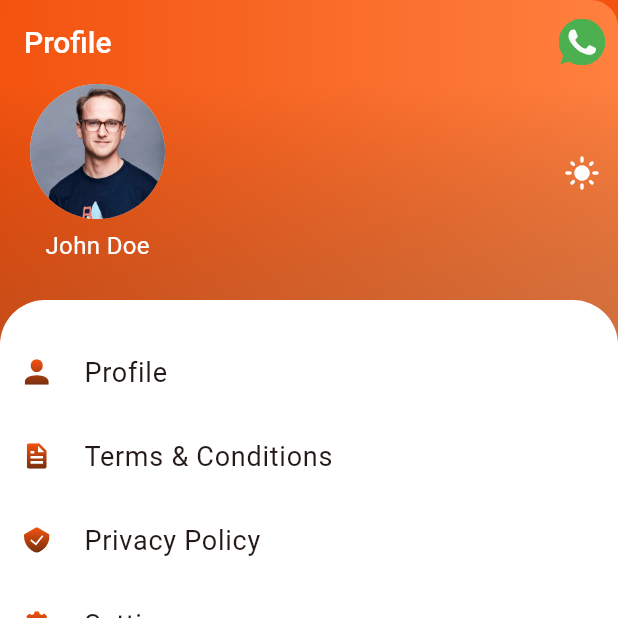
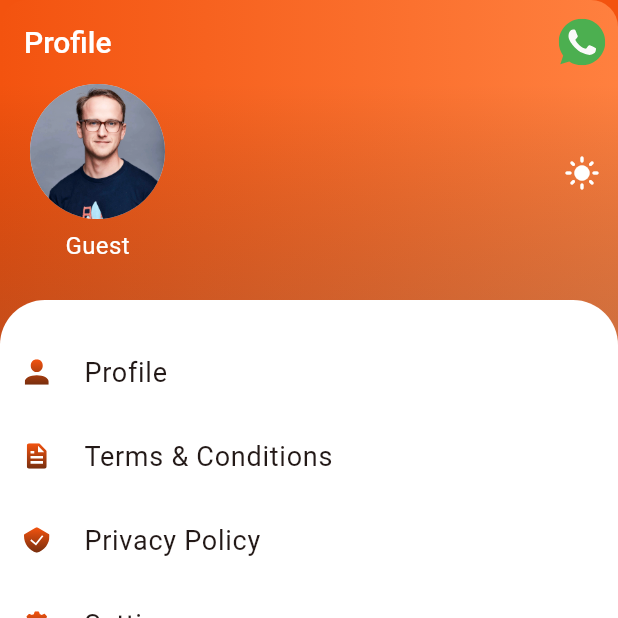
Before and after one commit to jayantaex/Excellis-Travel, a Flutter app: the BottomNavigationScreen screen opened by its route, item 4 of the bottom bar chosen, on a phone screen of 412 x 824 dp, the top half of it. Run offline on Flutter 3.47's test engine with Material 3 defaults, Android fonts, the phone set to English and light mode, and no system bars; our stand-ins replace bloc, dio, equatable, firebase_messaging, flutter_bloc, flutter_local_notifications and 8 more; missing offline and left inert: barcode, razorpay_flutter, ticket_widget; accounts and stored records are empty; network calls fail.

Commit message:
profile loading and UI

```diff
--- a/lib/features/bottom_navigation/presentation/screens/bottom_navigation.dart
+++ b/lib/features/bottom_navigation/presentation/screens/bottom_navigation.dart
@@ -14,7 +14,6 @@ import '../../../profile_management/presentation/screens/my_profile_screen.dart'
 import '../../../ticket/presentation/screens/ticket_screen.dart';
 import '../../../wish_list/presentation/screens/wish_list_screen.dart';
 import '../widgets/app_button_nav.dart';
-import '../widgets/bottom_navigation_loading.dart';
 
 class BottomNavigationScreen extends StatefulWidget {
   const BottomNavigationScreen({super.key});
@@ -25,7 +24,7 @@ class BottomNavigationScreen extends StatefulWidget {
 
 class _BottomNavigationScreenState extends State<BottomNavigationScreen> {
   int _currentIndex = 0;
-  bool isLoading = false;
+  bool isLoading = true;
   final List<Widget> _screens = [
     const FlightSearchScreen(),
     TicketScreen(),
@@ -47,6 +46,8 @@ class _BottomNavigationScreenState extends State<BottomNavigationScreen> {
             }
           }
         }
+        isLoading = false;
+        setState(() {});
       }
     });
     super.initState();
@@ -54,9 +55,7 @@ class _BottomNavigationScreenState extends State<BottomNavigationScreen> {
 
   @override
   Widget build(BuildContext context) {
-    return isLoading
-        ? const BottomNavigationLoading()
-        : PopScope(
+    return PopScope(
       canPop: false,
       onPopInvokedWithResult: (didPop, result) async {
         log('didPop $didPop');
@@ -83,9 +82,17 @@ class _BottomNavigationScreenState extends State<BottomNavigationScreen> {
           ),
           height: AppHelpers.percenHeight(context: context),
           width: AppHelpers.percenWidth(context: context),
-                child: _screens[_currentIndex],
+          child: isLoading
+              ? const Center(
+                  child: CircularProgressIndicator.adaptive(
+                  backgroundColor: AppColors.white,
+                  strokeWidth: 1,
+                ))
+              : _screens[_currentIndex],
         ),
-              bottomNavigationBar: AppButtonNav(
+        bottomNavigationBar: isLoading
+            ? null
+            : AppButtonNav(
                 currentIndex: _currentIndex,
                 onTap: (index) {
                   setState(() {
--- a/lib/features/profile_management/presentation/screens/my_profile_screen.dart
+++ b/lib/features/profile_management/presentation/screens/my_profile_screen.dart
@@ -1,12 +1,18 @@
+import 'dart:developer';
+
+import 'package:excellistravel/core/utils/storage_service.dart';
 import 'package:flutter/material.dart';
+import 'package:flutter_bloc/flutter_bloc.dart';
 import 'package:flutter_svg/svg.dart';
 import 'package:go_router/go_router.dart';
 import '../../../../core/constants/app_constants.dart';
 import '../../../../core/constants/app_styles.dart';
 import '../../../../core/utils/app_helpers.dart';
 import '../../../../core/widgets/trans_white_bg_widget.dart';
+import '../../../auth/auth_module.dart';
 import '../../../legal/legal_module.dart';
 import '../../../settings/settings_module.dart';
+import '../../bloc/profile_bloc.dart';
 import '../../profile_management_module.dart';
 import '../widgets/log_out_sheet.dart';
 import '../widgets/user_content_widget.dart';
@@ -64,7 +70,15 @@ class MyProfileScreen extends StatelessWidget {
         ],
       ),
       body: TransWhiteBgWidget(
-        child: Column(
+        child: BlocConsumer<ProfileBloc, ProfileState>(
+          listener: (context, state) {},
+          builder: (context, state) {
+            log('Profile states :::: $state');
+
+            if (state is ProfileInitial) {
+              options.removeLast();
+            }
+            return Column(
               children: [
                 //profile components
                 SizedBox(
@@ -72,9 +86,11 @@ class MyProfileScreen extends StatelessWidget {
                   child: Row(
                     mainAxisAlignment: MainAxisAlignment.spaceBetween,
                     children: [
-                  const UserContentWidget(
+                      UserContentWidget(
                         userImage: '${AppConstants.assetImageUrl}user.jpg',
-                    userName: 'John Doe',
+                        userName: state is ProfileLoaded
+                            ? state.profileData.firstName ?? 'No-Name'
+                            : 'Guest',
                       ),
                       IconButton(
                           onPressed: () {},
@@ -100,7 +116,8 @@ class MyProfileScreen extends StatelessWidget {
                     child: Column(
                       children: [
                         const SizedBox(height: 20),
-                    ...options.map((option) => ListTile(
+                        ...options.map(
+                          (option) => ListTile(
                             leading: SvgPicture.asset(
                               option['iconPath'],
                               height: 17,
@@ -117,14 +134,25 @@ class MyProfileScreen extends StatelessWidget {
                                 showLogoutSheet(context: context);
                               }
                               if (option['routeName'] != '') {
+                                if (state is ProfileInitial) {
+                                  if (option['title'] == 'Terms & Conditions' ||
+                                      option['title'] == 'Privacy Policy') {
                                     context.pushNamed(option['routeName']);
+                                  } else {
+                                    context.pushNamed(AuthModule.loginName);
                                   }
-                        }))
+                                }
+                              }
+                            },
+                          ),
+                        )
                       ],
                     ),
                   ),
                 )
               ],
+            );
+          },
         ),
       ),
     );
```
Lines whose indentation alone changed are shown as unchanged.
